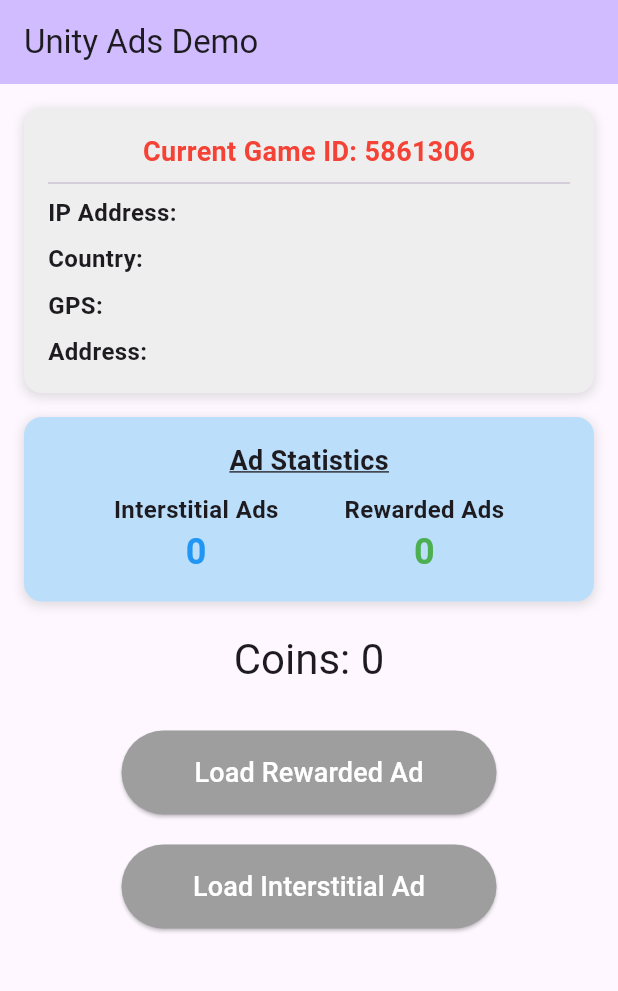
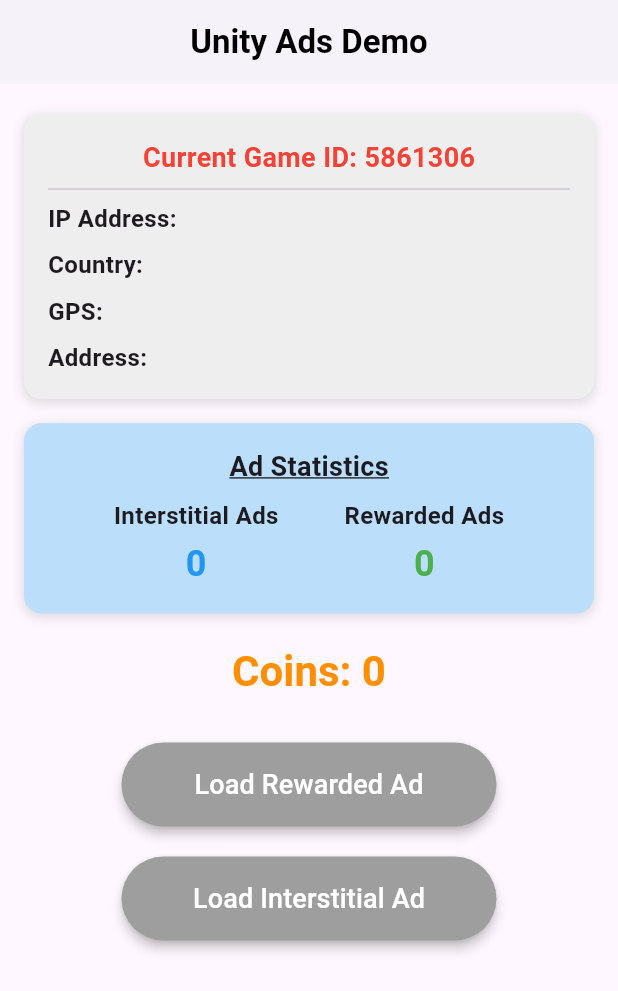
Before and after one commit to srujan5570/ios-tap-to-paid, a Flutter app: the screen it shows after launch, on a phone screen of 412 x 824 dp. Shown: the top 991 px of the screen. Run offline on Flutter 3.47's test engine with Material 3 defaults, Android fonts, the light colour scheme and no system bars; our stand-ins replace geocoding, geolocator; missing offline and left inert: unity_ads_plugin; network calls fail.

Commit message:
Enhanced UI performance and added loading indicators for ads

```diff
--- a/lib/main.dart
+++ b/lib/main.dart
@@ -1,4 +1,5 @@
 import 'package:flutter/material.dart';
+import 'package:flutter/services.dart';
 import 'package:unity_ads_plugin/unity_ads_plugin.dart';
 import 'package:http/http.dart' as http;
 import 'dart:convert';
@@ -6,7 +7,25 @@
 import 'package:geocoding/geocoding.dart';
 import 'dart:math';
 
-void main() {
+void main() async {
+  WidgetsFlutterBinding.ensureInitialized();
+
+  // Set preferred orientations for better user experience
+  await SystemChrome.setPreferredOrientations([
+    DeviceOrientation.portraitUp,
+    DeviceOrientation.portraitDown,
+  ]);
+
+  // Set system UI overlay style for better appearance
+  SystemChrome.setSystemUIOverlayStyle(
+    const SystemUiOverlayStyle(
+      statusBarColor: Colors.transparent,
+      statusBarIconBrightness: Brightness.dark,
+      systemNavigationBarColor: Colors.white,
+      systemNavigationBarIconBrightness: Brightness.dark,
+    ),
+  );
+
   runApp(const MyApp());
 }
 
@@ -17,7 +36,25 @@
   Widget build(BuildContext context) {
     return MaterialApp(
       title: 'Unity Ads Demo',
-      theme: ThemeData(primarySwatch: Colors.blue, useMaterial3: true),
+      theme: ThemeData(
+        primarySwatch: Colors.blue,
+        useMaterial3: true,
+        appBarTheme: const AppBarTheme(
+          elevation: 0,
+          centerTitle: true,
+          backgroundColor: Colors.white,
+          foregroundColor: Colors.black,
+        ),
+        elevatedButtonTheme: ElevatedButtonThemeData(
+          style: ElevatedButton.styleFrom(
+            elevation: 3,
+            padding: const EdgeInsets.symmetric(horizontal: 30, vertical: 15),
+            shape: RoundedRectangleBorder(
+              borderRadius: BorderRadius.circular(30),
+            ),
+          ),
+        ),
+      ),
       home: const MyHomePage(),
       debugShowCheckedModeBanner: false,
     );
@@ -116,9 +153,13 @@
   void initState() {
     super.initState();
     WidgetsBinding.instance.addObserver(this);
+
+    // Initialize everything asynchronously for faster app start
+    Future.microtask(() {
       _selectRandomGameId();
       _getIpLocation();
       _checkGpsPermission();
+    });
   }
 
   @override
@@ -133,6 +174,13 @@
       if (_ipAddress.isEmpty) {
         _getIpLocation();
       }
+
+      // Reset Unity Ads when app comes back to foreground for better performance
+      if (_isUnityAdsInitialized &&
+          !_isInterstitialLoaded &&
+          !_isRewardedLoaded) {
+        _resetUnityAds();
+      }
     }
   }
 
@@ -144,16 +192,21 @@
 
   Future<void> _getIpLocation() async {
     try {
-      final response = await http.get(
+      final response = await http
+          .get(
             Uri.parse('https://ipapi.co/json/'),
             headers: {'User-Agent': 'Unity-Ads-Demo/1.0'},
-      );
+          )
+          .timeout(const Duration(seconds: 5));
+
       if (response.statusCode == 200) {
         final data = json.decode(response.body);
+        if (mounted) {
           setState(() {
             _ipAddress = data['ip'] ?? '';
             _country = data['country_name'] ?? '';
           });
+        }
       } else {
         print('Failed to load IP: ${response.statusCode}');
         _retryGetIpLocation();
@@ -165,7 +218,7 @@
   }
 
   void _retryGetIpLocation() {
-    Future.delayed(const Duration(seconds: 1), () {
+    Future.delayed(const Duration(seconds: 2), () {
       if (mounted && _ipAddress.isEmpty) {
         _getIpLocation();
       }
@@ -177,10 +230,12 @@
       LocationPermission permission = await Geolocator.checkPermission();
       if (permission == LocationPermission.denied ||
           permission == LocationPermission.deniedForever) {
+        if (mounted) {
           setState(() {
-          _gpsCoordinates = 'Permission denied forever';
-          _gpsAddress = 'Permission denied forever';
+            _gpsCoordinates = 'Permission denied';
+            _gpsAddress = 'Permission denied';
           });
+        }
       }
     } catch (e) {
       print('Error checking GPS permission: $e');
@@ -195,26 +250,34 @@
         gameId: _currentGameId,
         testMode: false,
         onComplete: () {
+          if (mounted) {
             setState(() => _isUnityAdsInitialized = true);
             print('Initialization Complete with Game ID: $_currentGameId');
+          }
         },
         onFailed: (error, message) {
           print('Initialization Failed: $message');
+          if (mounted) {
             setState(() => _isUnityAdsInitialized = false);
+          }
         },
-      );
+      ).timeout(const Duration(seconds: 10));
     } catch (e) {
       print('Error initializing Unity Ads: $e');
+      if (mounted) {
         setState(() => _isUnityAdsInitialized = false);
+      }
     }
   }
 
   Future<void> _resetUnityAds() async {
+    if (mounted) {
       setState(() {
         _isInterstitialLoaded = false;
         _isRewardedLoaded = false;
         _isUnityAdsInitialized = false;
       });
+    }
     _selectRandomGameId();
   }
 
@@ -297,7 +360,9 @@
         );
       } catch (e) {
         print('Error showing interstitial ad: $e');
+        if (mounted) {
           setState(() => _isInterstitialLoaded = false);
+        }
       }
     }
   }
@@ -381,7 +446,9 @@
         );
       } catch (e) {
         print('Error showing rewarded ad: $e');
+        if (mounted) {
           setState(() => _isRewardedLoaded = false);
+        }
       }
     }
   }
@@ -390,30 +457,24 @@
   Widget build(BuildContext context) {
     return Scaffold(
       appBar: AppBar(
-        title: const Text('Unity Ads Demo'),
-        backgroundColor: Theme.of(context).colorScheme.inversePrimary,
+        title: const Text(
+          'Unity Ads Demo',
+          style: TextStyle(fontWeight: FontWeight.bold),
         ),
-      body: SingleChildScrollView(
+        elevation: 2,
+        backgroundColor: Colors.white,
+      ),
+      body: SafeArea(
+        child: SingleChildScrollView(
           physics: const BouncingScrollPhysics(),
-        child: Center(
+          child: Padding(
+            padding: const EdgeInsets.symmetric(horizontal: 16),
             child: Column(
               mainAxisAlignment: MainAxisAlignment.center,
               children: [
-              Container(
-                padding: const EdgeInsets.all(16),
-                margin: const EdgeInsets.all(16),
-                decoration: BoxDecoration(
-                  color: Colors.grey[200],
-                  borderRadius: BorderRadius.circular(12),
-                  boxShadow: [
-                    BoxShadow(
-                      color: Colors.grey.withOpacity(0.3),
-                      spreadRadius: 1,
-                      blurRadius: 5,
-                      offset: const Offset(0, 2),
-                    ),
-                  ],
-                ),
+                const SizedBox(height: 20),
+                // Game ID Card
+                _buildInfoCard(
                   child: Column(
                     crossAxisAlignment: CrossAxisAlignment.start,
                     children: [
@@ -428,81 +489,20 @@
                         ),
                       ),
                       const Divider(thickness: 1),
-                    Row(
-                      mainAxisAlignment: MainAxisAlignment.spaceBetween,
-                      children: [
-                        const Text(
-                          'IP Address:',
-                          style: TextStyle(
-                            fontSize: 16,
-                            fontWeight: FontWeight.bold,
-                          ),
-                        ),
-                        Text(_ipAddress, style: const TextStyle(fontSize: 16)),
-                      ],
-                    ),
+                      _buildInfoRow('IP Address:', _ipAddress),
                       const SizedBox(height: 8),
-                    Row(
-                      mainAxisAlignment: MainAxisAlignment.spaceBetween,
-                      children: [
-                        const Text(
-                          'Country:',
-                          style: TextStyle(
-                            fontSize: 16,
-                            fontWeight: FontWeight.bold,
-                          ),
-                        ),
-                        Text(_country, style: const TextStyle(fontSize: 16)),
-                      ],
-                    ),
+                      _buildInfoRow('Country:', _country),
                       const SizedBox(height: 8),
-                    Row(
-                      mainAxisAlignment: MainAxisAlignment.spaceBetween,
-                      children: [
-                        const Text(
-                          'GPS:',
-                          style: TextStyle(
-                            fontSize: 16,
-                            fontWeight: FontWeight.bold,
-                          ),
-                        ),
-                        Flexible(
-                          child: Text(
-                            _gpsCoordinates,
-                            style: const TextStyle(fontSize: 16),
-                            textAlign: TextAlign.right,
-                            overflow: TextOverflow.ellipsis,
-                          ),
-                        ),
-                      ],
-                    ),
+                      _buildInfoRow('GPS:', _gpsCoordinates),
                       const SizedBox(height: 8),
-                    Row(
-                      mainAxisAlignment: MainAxisAlignment.spaceBetween,
-                      crossAxisAlignment: CrossAxisAlignment.start,
-                      children: [
-                        const Text(
-                          'Address:',
-                          style: TextStyle(
-                            fontSize: 16,
-                            fontWeight: FontWeight.bold,
-                          ),
-                        ),
-                        Flexible(
-                          child: Text(
-                            _gpsAddress,
-                            style: const TextStyle(fontSize: 16),
-                            textAlign: TextAlign.right,
-                          ),
-                        ),
-                      ],
-                    ),
+                      _buildInfoRow('Address:', _gpsAddress, isAddress: true),
                     ],
                   ),
                 ),
+                const SizedBox(height: 16),
+                // Ad Statistics Card
                 Container(
                   padding: const EdgeInsets.all(16),
-                margin: const EdgeInsets.symmetric(horizontal: 16),
                   decoration: BoxDecoration(
                     color: Colors.blue[100],
                     borderRadius: BorderRadius.circular(12),
@@ -529,43 +529,15 @@
                       Row(
                         mainAxisAlignment: MainAxisAlignment.spaceEvenly,
                         children: [
-                        Column(
-                          children: [
-                            const Text(
+                          _buildAdStat(
                             'Interstitial Ads',
-                              style: TextStyle(
-                                fontSize: 16,
-                                fontWeight: FontWeight.bold,
+                            _interstitialAdsWatched,
+                            Colors.blue,
                           ),
-                            ),
-                            Text(
-                              '$_interstitialAdsWatched',
-                              style: const TextStyle(
-                                fontSize: 24,
-                                fontWeight: FontWeight.bold,
-                                color: Colors.blue,
-                              ),
-                            ),
-                          ],
-                        ),
-                        Column(
-                          children: [
-                            const Text(
+                          _buildAdStat(
                             'Rewarded Ads',
-                              style: TextStyle(
-                                fontSize: 16,
-                                fontWeight: FontWeight.bold,
-                              ),
-                            ),
-                            Text(
-                              '$_rewardedAdsWatched',
-                              style: const TextStyle(
-                                fontSize: 24,
-                                fontWeight: FontWeight.bold,
-                                color: Colors.green,
-                              ),
-                            ),
-                          ],
+                            _rewardedAdsWatched,
+                            Colors.green,
                           ),
                         ],
                       ),
@@ -573,41 +545,143 @@
                   ),
                 ),
                 const SizedBox(height: 20),
-              Text(
-                'Coins: $_coins',
-                style: Theme.of(context).textTheme.headlineMedium,
+                // Coins Counter with Animation
+                TweenAnimationBuilder<int>(
+                  tween: IntTween(begin: 0, end: _coins),
+                  duration: const Duration(milliseconds: 500),
+                  builder: (context, value, child) {
+                    return Text(
+                      'Coins: $value',
+                      style: Theme.of(
+                        context,
+                      ).textTheme.headlineMedium?.copyWith(
+                        fontWeight: FontWeight.bold,
+                        color: Colors.amber[800],
+                      ),
+                    );
+                  },
                 ),
                 const SizedBox(height: 30),
                 // Rewarded Ad Button First
-              Container(
+                _buildAdButton(
+                  isLoading: _isLoadingRewarded,
+                  isLoaded: _isRewardedLoaded,
+                  loadAction: _loadRewardedAd,
+                  showAction: _showRewardedAd,
+                  loadText: 'Load Rewarded Ad',
+                  showText: 'Show Rewarded Ad',
+                  loadedColor: Colors.green,
+                  margin: const EdgeInsets.only(bottom: 20),
+                ),
+                // Interstitial Ad Button Second
+                _buildAdButton(
+                  isLoading: _isLoadingInterstitial,
+                  isLoaded: _isInterstitialLoaded,
+                  loadAction: _loadInterstitialAd,
+                  showAction: _showInterstitialAd,
+                  loadText: 'Load Interstitial Ad',
+                  showText: 'Show Interstitial Ad',
+                  loadedColor: Colors.blue,
+                ),
+                const SizedBox(height: 20),
+              ],
+            ),
+          ),
+        ),
+      ),
+    );
+  }
+
+  Widget _buildInfoCard({required Widget child}) {
+    return Container(
+      padding: const EdgeInsets.all(16),
+      decoration: BoxDecoration(
+        color: Colors.grey[200],
+        borderRadius: BorderRadius.circular(12),
+        boxShadow: [
+          BoxShadow(
+            color: Colors.grey.withOpacity(0.3),
+            spreadRadius: 1,
+            blurRadius: 5,
+            offset: const Offset(0, 2),
+          ),
+        ],
+      ),
+      child: child,
+    );
+  }
+
+  Widget _buildInfoRow(String label, String value, {bool isAddress = false}) {
+    return Row(
+      mainAxisAlignment: MainAxisAlignment.spaceBetween,
+      crossAxisAlignment:
+          isAddress ? CrossAxisAlignment.start : CrossAxisAlignment.center,
+      children: [
+        Text(
+          label,
+          style: const TextStyle(fontSize: 16, fontWeight: FontWeight.bold),
+        ),
+        Flexible(
+          child: Text(
+            value,
+            style: const TextStyle(fontSize: 16),
+            textAlign: TextAlign.right,
+            overflow: isAddress ? TextOverflow.visible : TextOverflow.ellipsis,
+          ),
+        ),
+      ],
+    );
+  }
+
+  Widget _buildAdStat(String label, int count, Color color) {
+    return Column(
+      children: [
+        Text(
+          label,
+          style: const TextStyle(fontSize: 16, fontWeight: FontWeight.bold),
+        ),
+        const SizedBox(height: 4),
+        Text(
+          '$count',
+          style: TextStyle(
+            fontSize: 24,
+            fontWeight: FontWeight.bold,
+            color: color,
+          ),
+        ),
+      ],
+    );
+  }
+
+  Widget _buildAdButton({
+    required bool isLoading,
+    required bool isLoaded,
+    required VoidCallback loadAction,
+    required VoidCallback showAction,
+    required String loadText,
+    required String showText,
+    required Color loadedColor,
+    EdgeInsetsGeometry? margin,
+  }) {
+    return Container(
       width: 250,
-                margin: const EdgeInsets.only(bottom: 20),
+      margin: margin,
       child: ElevatedButton(
-                  onPressed:
-                      _isLoadingRewarded
-                          ? null
-                          : (!_isRewardedLoaded
-                              ? _loadRewardedAd
-                              : _showRewardedAd),
+        onPressed: isLoading ? null : (isLoaded ? showAction : loadAction),
         style: ElevatedButton.styleFrom(
-                    padding: const EdgeInsets.symmetric(
-                      horizontal: 30,
-                      vertical: 15,
-                    ),
           backgroundColor:
-                        _isRewardedLoaded
-                            ? Colors.blue
-                            : (_isLoadingRewarded
-                                ? Colors.grey[400]
-                                : Colors.grey),
+              isLoaded
+                  ? loadedColor
+                  : (isLoading ? Colors.grey[400] : Colors.grey),
           shape: RoundedRectangleBorder(
             borderRadius: BorderRadius.circular(30),
           ),
           disabledBackgroundColor: Colors.grey[400],
           disabledForegroundColor: Colors.white,
+          elevation: isLoaded ? 5 : 3,
         ),
         child:
-                      _isLoadingRewarded
+            isLoading
                 ? Row(
                   mainAxisAlignment: MainAxisAlignment.center,
                   children: [
@@ -616,98 +690,19 @@
                       height: 20,
                       child: CircularProgressIndicator(
                         strokeWidth: 2,
-                                  valueColor: AlwaysStoppedAnimation<Color>(
-                                    Colors.white,
+                        valueColor: AlwaysStoppedAnimation<Color>(Colors.white),
                       ),
                     ),
-                              ),
-                              SizedBox(width: 10),
-                              Text(
+                    const SizedBox(width: 10),
+                    const Text(
                       'Loading Ad...',
-                                style: TextStyle(
-                                  fontSize: 16,
-                                  color: Colors.white,
-                                ),
+                      style: TextStyle(fontSize: 16, color: Colors.white),
                     ),
                   ],
                 )
                 : Text(
-                            _isRewardedLoaded
-                                ? 'Show Rewarded Ad'
-                                : 'Load Rewarded Ad',
-                            style: const TextStyle(
-                              fontSize: 18,
-                              color: Colors.white,
-                            ),
-                          ),
-                ),
-              ),
-              // Interstitial Ad Button Second
-              Container(
-                width: 250,
-                child: ElevatedButton(
-                  onPressed:
-                      _isLoadingInterstitial
-                          ? null
-                          : (!_isInterstitialLoaded
-                              ? _loadInterstitialAd
-                              : _showInterstitialAd),
-                  style: ElevatedButton.styleFrom(
-                    padding: const EdgeInsets.symmetric(
-                      horizontal: 30,
-                      vertical: 15,
-                    ),
-                    backgroundColor:
-                        _isInterstitialLoaded
-                            ? Colors.blue
-                            : (_isLoadingInterstitial
-                                ? Colors.grey[400]
-                                : Colors.grey),
-                    shape: RoundedRectangleBorder(
-                      borderRadius: BorderRadius.circular(30),
-                    ),
-                    disabledBackgroundColor: Colors.grey[400],
-                    disabledForegroundColor: Colors.white,
-                  ),
-                  child:
-                      _isLoadingInterstitial
-                          ? Row(
-                            mainAxisAlignment: MainAxisAlignment.center,
-                            children: [
-                              SizedBox(
-                                width: 20,
-                                height: 20,
-                                child: CircularProgressIndicator(
-                                  strokeWidth: 2,
-                                  valueColor: AlwaysStoppedAnimation<Color>(
-                                    Colors.white,
-                                  ),
-                                ),
-                              ),
-                              SizedBox(width: 10),
-                              Text(
-                                'Loading Ad...',
-                                style: TextStyle(
-                                  fontSize: 16,
-                                  color: Colors.white,
-                                ),
-                              ),
-                            ],
-                          )
-                          : Text(
-                            _isInterstitialLoaded
-                                ? 'Show Interstitial Ad'
-                                : 'Load Interstitial Ad',
-                            style: const TextStyle(
-                              fontSize: 18,
-                              color: Colors.white,
-                            ),
-                          ),
-                ),
-              ),
-              const SizedBox(height: 20),
-            ],
-          ),
+                  isLoaded ? showText : loadText,
+                  style: const TextStyle(fontSize: 18, color: Colors.white),
                 ),
       ),
     );
```
Also changed, not shown: 1 other file. Lines whose indentation alone changed are shown as unchanged.
